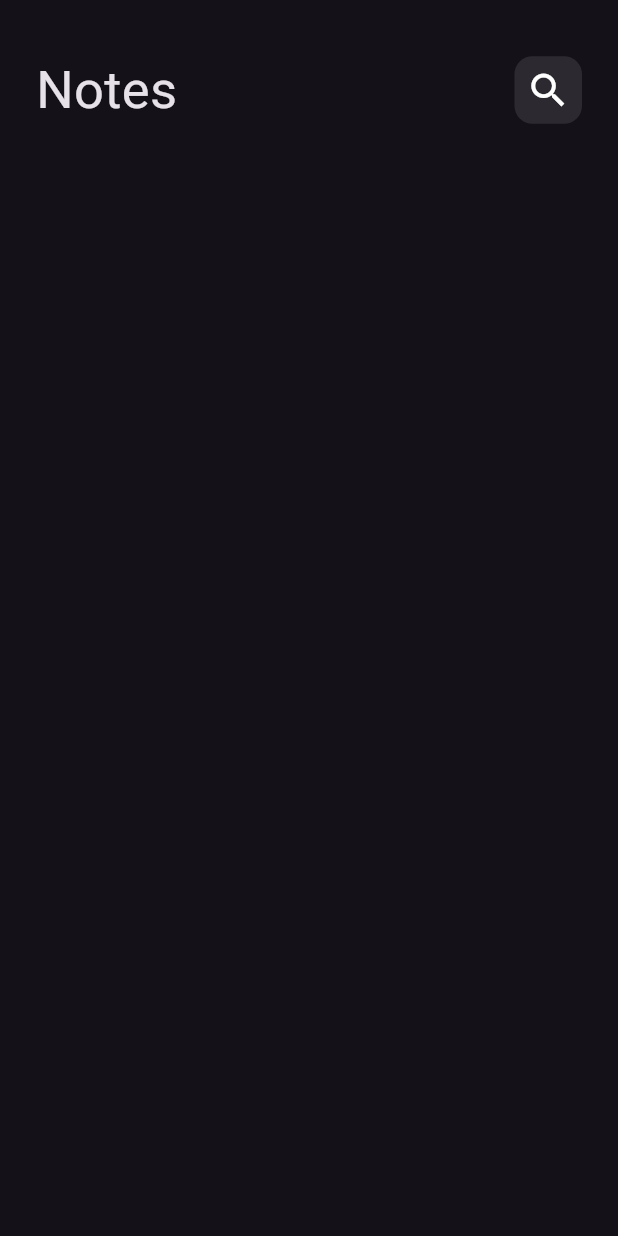
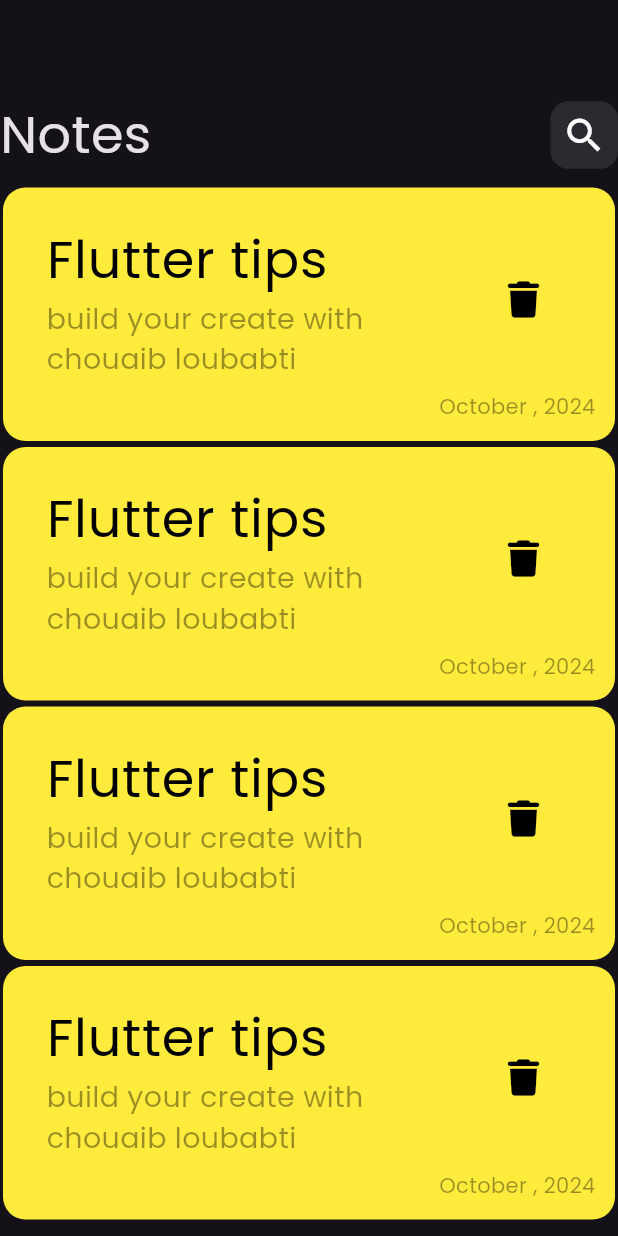
Before and after one commit to Choubbati/Notes_app, a Flutter app: the screen it shows after launch, on a phone screen of 412 x 824 dp. Run offline on Flutter 3.47's test engine with Material 3 defaults, Android fonts, the phone set to English and light mode, and no system bars; our stand-ins replace font_awesome_flutter.

Commit message:
create notes ListView Builder

```diff
--- /dev/null
+++ b/lib/Views/Widgets/Note_Item.dart
@@ -0,0 +1,53 @@
+import 'package:flutter/material.dart';
+import 'package:font_awesome_flutter/font_awesome_flutter.dart';
+
+class Note_item extends StatelessWidget {
+  const Note_item({super.key});
+
+  @override
+  Widget build(BuildContext context) {
+    return Padding(
+      padding: const EdgeInsets.all(2.0),
+      child: Container(
+        decoration: BoxDecoration(
+          color: Colors.yellow,
+          borderRadius: BorderRadius.circular(15),
+        ),
+        child: Padding(
+          padding: const EdgeInsets.all(1),
+          child: SizedBox(
+            child: Padding(
+              padding: const EdgeInsets.all(12.0),
+              child: Column(
+                crossAxisAlignment: CrossAxisAlignment.end,
+                children: [
+                  ListTile(
+                    title: const Text(
+                      'Flutter tips',
+                      style: TextStyle(color: Colors.black, fontSize: 35),
+                    ),
+                    subtitle: Text('build your create with chouaib loubabti',
+                        style: TextStyle(
+                            color: Colors.black.withOpacity(.4), fontSize: 19)),
+                    trailing: IconButton(
+                        onPressed: () {},
+                        icon:const Icon(
+                          FontAwesomeIcons.trash,
+                          color: Colors.black,
+                          size: 24,
+
+                        )),
+                  ),
+                  Text(
+                    'October , 2024',
+                    style: TextStyle(color:  Colors.black.withOpacity(.4)),
+                  )
+                ],
+              ),
+            ),
+          ),
+        ),
+      ),
+    );
+  }
+}
--- /dev/null
+++ b/lib/Views/Widgets/NotesListViewBuilder.dart
@@ -0,0 +1,16 @@
+import 'package:flutter/material.dart';
+import 'package:notes_app/Views/Widgets/Note_Item.dart';
+
+class Notes_ListView_Buider extends StatelessWidget {
+  const Notes_ListView_Buider({super.key});
+
+  @override
+  Widget build(BuildContext context) {
+    return  ListView.builder(
+      physics: BouncingScrollPhysics(),
+      itemCount: 10,
+      itemBuilder: (context , index){
+      return const Note_item();
+    });
+  }
+}
--- a/lib/Views/Widgets/NotesViewBody.dart
+++ b/lib/Views/Widgets/NotesViewBody.dart
@@ -1,21 +1,25 @@
 import 'package:flutter/material.dart';
 import 'package:notes_app/Views/Widgets/CostumeAppBar.dart';
+import 'package:notes_app/Views/Widgets/Note_Item.dart';
+import 'package:notes_app/Views/Widgets/NotesListViewBuilder.dart';
 
 class  NotesViewBody extends StatelessWidget {
   const  NotesViewBody({super.key});
 
   @override
   Widget build(BuildContext context) {
-    return    Padding(
-      padding: const EdgeInsets.symmetric(horizontal: 24),
-      child: Column(
-        children: [
-          SizedBox(
-            height: 35,
-          ),
-          CostumeAppBar()
-        ],
-      ),
+    return    Column(
+      children: [
+        Padding(padding: EdgeInsets.only(top: 30)),
+        SizedBox(
+          height: 35,
+        ),
+        CostumeAppBar(),
+        Expanded(child: Padding(
+          padding: const EdgeInsets.symmetric(vertical: 8),
+          child: Notes_ListView_Buider(),
+        ))
+      ],
     );
   }
 }
--- a/lib/main.dart
+++ b/lib/main.dart
@@ -12,8 +12,11 @@ class Notes_app extends StatelessWidget {
   Widget build(BuildContext context) {
     return MaterialApp(
       debugShowCheckedModeBanner: false,
-      theme: ThemeData(brightness: Brightness.dark),
-      home:  const Notes_View(),
+      theme: ThemeData(
+        brightness: Brightness.dark,
+        fontFamily: 'Poppins'
+      ),
+      home: const Notes_View(),
     );
   }
 }
```
Also changed, not shown: pubspec.yaml (+7 -12 lines), assets/fonts/Poppins-Regular.ttf (added), pubspec.lock.
